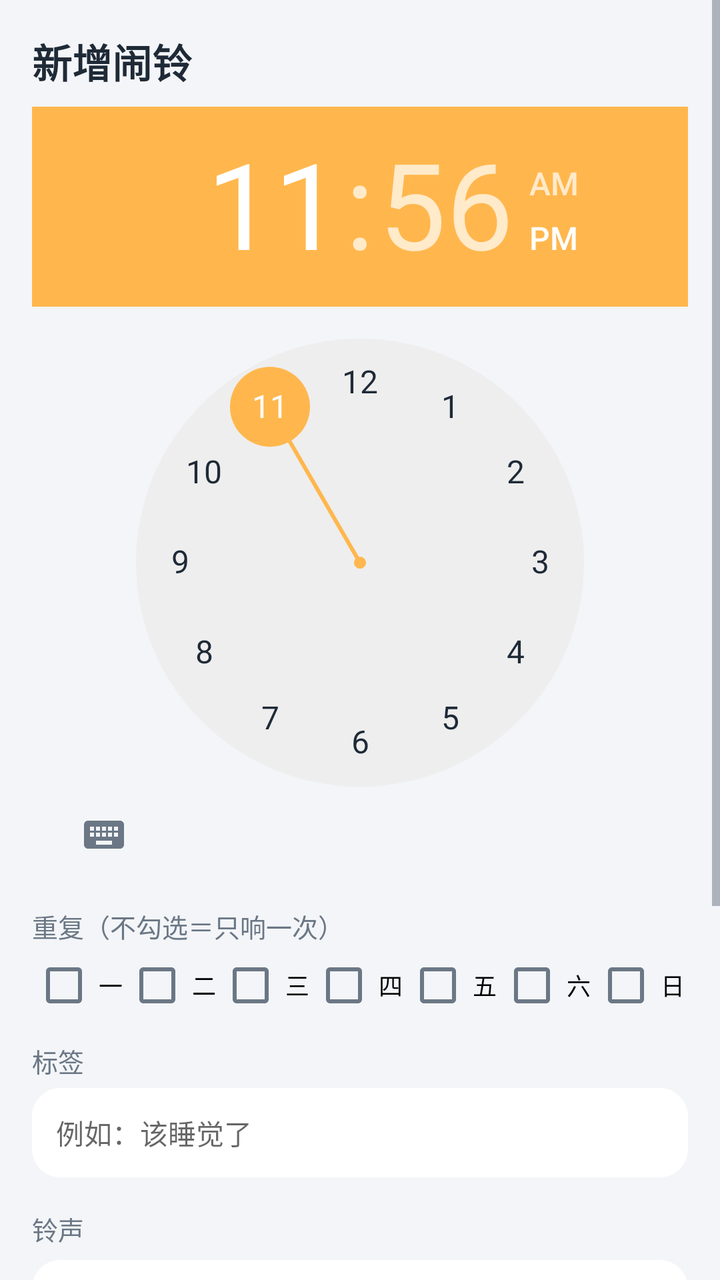
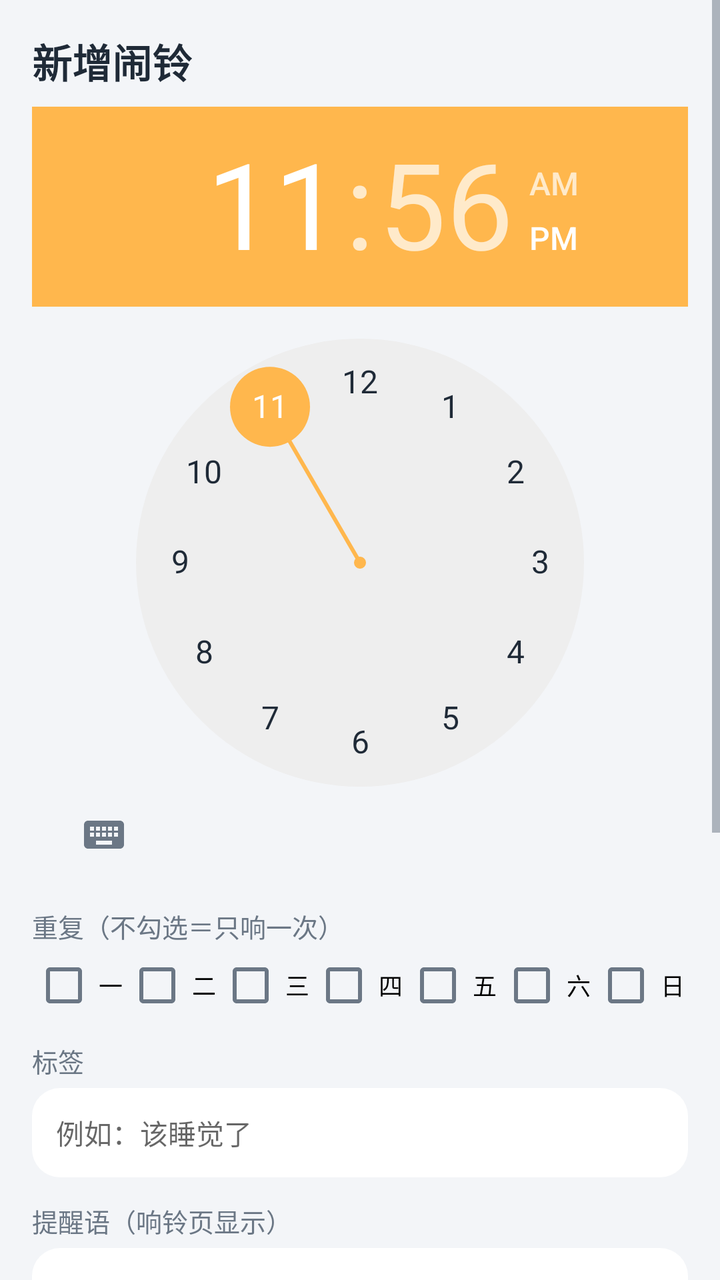

Two renders of the same Android screen: before a commit and after it. Below are the layout's source before the change and the commit's diff.
<!-- AndroidManifest.xml: application theme Theme.LightAlarm -->
<!-- res/layout/activity_edit.xml -->
<?xml version="1.0" encoding="utf-8"?>
<ScrollView xmlns:android="http://schemas.android.com/apk/res/android"
    android:layout_width="match_parent"
    android:layout_height="match_parent"
    android:background="@color/bg">

    <LinearLayout
        android:layout_width="match_parent"
        android:layout_height="wrap_content"
        android:orientation="vertical"
        android:padding="16dp">

        <TextView
            android:id="@+id/tvEditTitle"
            android:layout_width="wrap_content"
            android:layout_height="wrap_content"
            android:text="新增闹铃"
            android:textColor="@color/text"
            android:textSize="20sp"
            android:textStyle="bold" />

        <TimePicker
            android:id="@+id/timePicker"
            android:layout_width="match_parent"
            android:layout_height="wrap_content"
            android:layout_marginTop="8dp" />

        <TextView
            android:layout_width="wrap_content"
            android:layout_height="wrap_content"
            android:layout_marginTop="12dp"
            android:text="重复（不勾选＝只响一次）"
            android:textColor="@color/sub"
            android:textSize="13sp" />

        <LinearLayout
            android:layout_width="match_parent"
            android:layout_height="wrap_content"
            android:layout_marginTop="4dp"
            android:orientation="horizontal">

            <CheckBox
                android:id="@+id/day0"
                android:layout_width="0dp"
                android:layout_height="wrap_content"
                android:layout_weight="1"
                android:gravity="center"
                android:text="一"
                android:textSize="12sp" />

            <CheckBox
                android:id="@+id/day1"
                android:layout_width="0dp"
                android:layout_height="wrap_content"
                android:layout_weight="1"
                android:gravity="center"
                android:text="二"
                android:textSize="12sp" />

            <CheckBox
                android:id="@+id/day2"
                android:layout_width="0dp"
                android:layout_height="wrap_content"
                android:layout_weight="1"
                android:gravity="center"
                android:text="三"
                android:textSize="12sp" />

            <CheckBox
                android:id="@+id/day3"
                android:layout_width="0dp"
                android:layout_height="wrap_content"
                android:layout_weight="1"
                android:gravity="center"
                android:text="四"
                android:textSize="12sp" />

            <CheckBox
                android:id="@+id/day4"
                android:layout_width="0dp"
                android:layout_height="wrap_content"
                android:layout_weight="1"
                android:gravity="center"
                android:text="五"
                android:textSize="12sp" />

            <CheckBox
                android:id="@+id/day5"
                android:layout_width="0dp"
                android:layout_height="wrap_content"
                android:layout_weight="1"
                android:gravity="center"
                android:text="六"
                android:textSize="12sp" />

            <CheckBox
                android:id="@+id/day6"
                android:layout_width="0dp"
                android:layout_height="wrap_content"
                android:layout_weight="1"
                android:gravity="center"
                android:text="日"
                android:textSize="12sp" />
        </LinearLayout>

        <TextView
            android:layout_width="wrap_content"
            android:layout_height="wrap_content"
            android:layout_marginTop="12dp"
            android:text="标签"
            android:textColor="@color/sub"
            android:textSize="13sp" />

        <EditText
            android:id="@+id/etLabel"
            android:layout_width="match_parent"
            android:layout_height="wrap_content"
            android:layout_marginTop="4dp"
            android:background="@drawable/bg_card"
            android:hint="例如：该睡觉了"
            android:inputType="text"
            android:padding="12dp"
            android:singleLine="true"
            android:textColor="@color/text"
            android:textSize="14sp" />

        <TextView
            android:layout_width="wrap_content"
            android:layout_height="wrap_content"
            android:layout_marginTop="16dp"
            android:text="铃声"
            android:textColor="@color/sub"
            android:textSize="13sp" />

        <LinearLayout
            android:layout_width="match_parent"
            android:layout_height="wrap_content"
            android:layout_marginTop="6dp"
            android:background="@drawable/bg_card"
            android:gravity="center_vertical"
            android:orientation="horizontal"
            android:padding="12dp">

            <TextView
                android:id="@+id/tvSound"
                android:layout_width="0dp"
                android:layout_height="wrap_content"
                android:layout_weight="1"
                android:text="系统默认闹铃"
                android:textColor="@color/text"
                android:textSize="14sp" />

            <TextView
                android:id="@+id/btnPickSound"
                android:layout_width="wrap_content"
                android:layout_height="wrap_content"
                android:padding="6dp"
                android:text="选择"
                android:textColor="@color/primary"
                android:textSize="14sp" />
        </LinearLayout>

        <LinearLayout
            android:layout_width="match_parent"
            android:layout_height="wrap_content"
            android:layout_marginTop="16dp"
            android:gravity="center_vertical"
            android:orientation="horizontal">

            <TextView
                android:layout_width="90dp"
                android:layout_height="wrap_content"
                android:text="响铃时长"
                android:textColor="@color/sub"
                android:textSize="13sp" />

            <Spinner
                android:id="@+id/spRingSeconds"
                android:layout_width="0dp"
                android:layout_height="wrap_content"
                android:layout_weight="1" />
        </LinearLayout>

        <LinearLayout
            android:layout_width="match_parent"
            android:layout_height="wrap_content"
            android:layout_marginTop="8dp"
            android:gravity="center_vertical"
            android:orientation="horizontal">

            <TextView
                android:layout_width="90dp"
                android:layout_height="wrap_content"
                android:text="贪睡时长"
                android:textColor="@color/sub"
                android:textSize="13sp" />

            <Spinner
                android:id="@+id/spSnooze"
                android:layout_width="0dp"
                android:layout_height="wrap_content"
                android:layout_weight="1" />
        </LinearLayout>

        <TextView
            android:id="@+id/tvVolumeLabel"
            android:layout_width="wrap_content"
            android:layout_height="wrap_content"
            android:layout_marginTop="16dp"
            android:text="音量 80%"
            android:textColor="@color/sub"
            android:textSize="13sp" />

        <SeekBar
            android:id="@+id/seekVolume"
            android:layout_width="match_parent"
            android:layout_height="wrap_content"
            android:layout_marginTop="4dp"
            android:max="100" />

        <Button
            android:id="@+id/btnSave"
            android:layout_width="match_parent"
            android:layout_height="52dp"
            android:layout_marginTop="20dp"
            android:background="@drawable/bg_button_primary"
            android:text="保存"
            android:textAllCaps="false"
            android:textColor="#FF1F2A37"
            android:textSize="16sp" />

        <Button
            android:id="@+id/btnDelete"
            android:layout_width="match_parent"
            android:layout_height="46dp"
            android:layout_marginTop="10dp"
            android:background="@drawable/bg_button_secondary"
            android:text="删除这个闹铃"
            android:textAllCaps="false"
            android:textColor="#FFD32F2F"
            android:textSize="14sp"
            android:visibility="gone" />

    </LinearLayout>
</ScrollView>
<!-- resources referenced by this layout -->
<resources>
  <color name="bg">#FFF3F5F8</color>
  <color name="primary">#FF243B55</color>
  <color name="sub">#FF6B7785</color>
  <color name="text">#FF1F2A37</color>
  <!-- drawable bg_button_primary (drawable) -->
  <?xml version="1.0" encoding="utf-8"?>
  <shape xmlns:android="http://schemas.android.com/apk/res/android"
      android:shape="rectangle">
      <solid android:color="@color/accent" />
      <corners android:radius="12dp" />
  </shape>
  <!-- drawable bg_button_secondary (drawable) -->
  <?xml version="1.0" encoding="utf-8"?>
  <shape xmlns:android="http://schemas.android.com/apk/res/android"
      android:shape="rectangle">
      <solid android:color="#FFFFFFFF" />
      <stroke
          android:width="1dp"
          android:color="@color/divider" />
      <corners android:radius="12dp" />
  </shape>
  <!-- drawable bg_card (drawable) -->
  <?xml version="1.0" encoding="utf-8"?>
  <shape xmlns:android="http://schemas.android.com/apk/res/android"
      android:shape="rectangle">
      <solid android:color="@color/card" />
      <corners android:radius="14dp" />
  </shape>
  <style name="Theme.LightAlarm" parent="Theme.AppCompat.Light.NoActionBar">
          <item name="colorPrimary">@color/primary</item>
          <item name="colorPrimaryDark">@color/primary_dark</item>
          <item name="colorAccent">@color/accent</item>
          <item name="android:windowBackground">@color/bg</item>
          <item name="android:statusBarColor">@color/primary_dark</item>
          <item name="android:textColorPrimary">@color/text</item>
          <item name="android:textColorSecondary">@color/sub</item>
      </style>
  <color name="accent">#FFFFB74D</color>
  <color name="divider">#FFE3E8EF</color>
  <color name="card">#FFFFFFFF</color>
  <color name="primary_dark">#FF16232F</color>
</resources>

<!-- the commit's change to res/layout/activity_edit.xml (unified diff, before → after) -->
@@ -118,6 +118,27 @@
             android:layout_marginTop="4dp"
             android:background="@drawable/bg_card"
             android:hint="例如：该睡觉了"
+            android:inputType="text"
+            android:padding="12dp"
+            android:singleLine="true"
+            android:textColor="@color/text"
+            android:textSize="14sp" />
+
+        <TextView
+            android:layout_width="wrap_content"
+            android:layout_height="wrap_content"
+            android:layout_marginTop="12dp"
+            android:text="提醒语（响铃页显示）"
+            android:textColor="@color/sub"
+            android:textSize="13sp" />
+
+        <EditText
+            android:id="@+id/etMessage"
+            android:layout_width="match_parent"
+            android:layout_height="wrap_content"
+            android:layout_marginTop="4dp"
+            android:background="@drawable/bg_card"
+            android:hint="例如：放下手机吧，明天还要早起"
             android:inputType="text"
             android:padding="12dp"
             android:singleLine="true"
